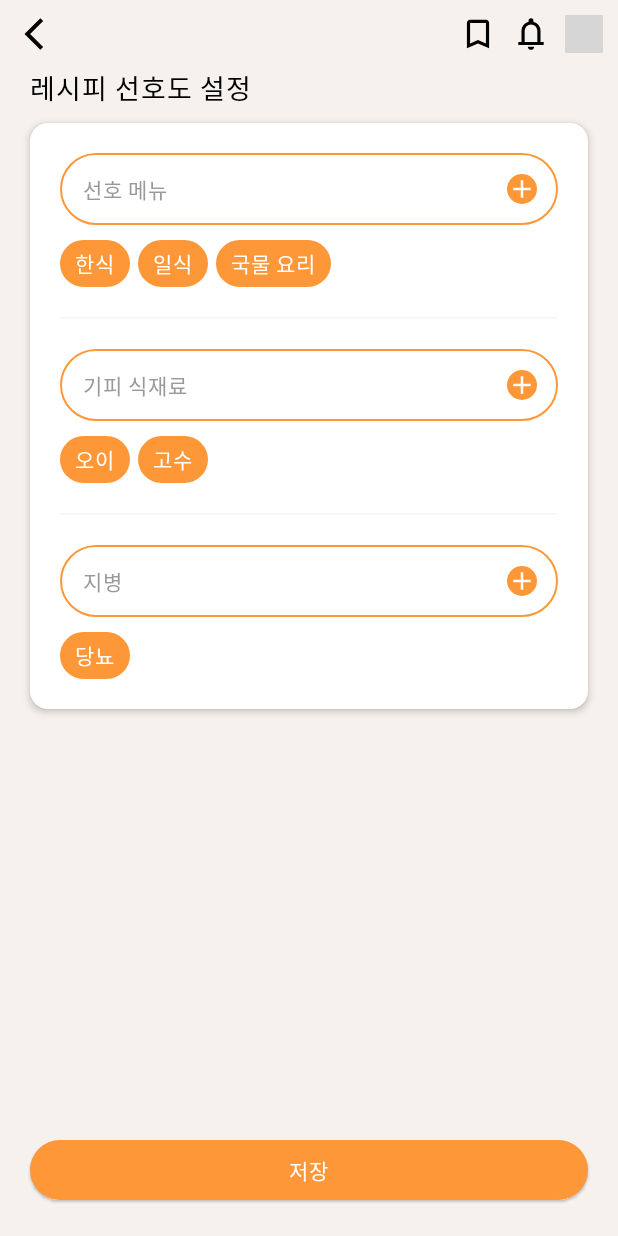
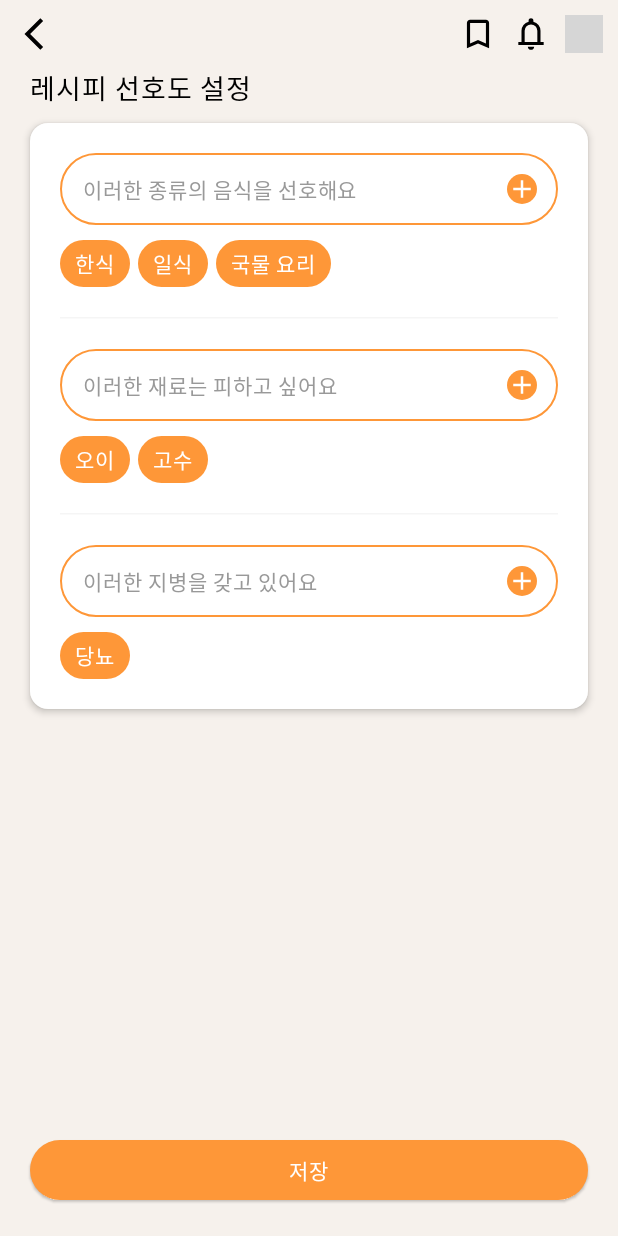
Before and after one commit to pnlkc/Freezia, an Android app built with Jetpack Compose: the RecipePreferenceSettingScreen screen opened through its navigation route, on a phone screen of 412 x 824 dp. Run offline under Robolectric (Android 15) with nearby library versions, the phone set to English and light mode, and no system bars; our stand-ins replace Dagger/Hilt's generated code; libraries missing offline, so code that uses them is left out: com.bumptech.glide; 2 statements that could not run were skipped; grey boxes are pictures that could not be loaded.

Commit message:
[Android] Fix #21: TextField 힌트 문구 수정

```diff
--- a/android/FIF_Android/app/src/main/java/com/s005/fif/user/ui/profile/UserProfileScreen.kt
+++ b/android/FIF_Android/app/src/main/java/com/s005/fif/user/ui/profile/UserProfileScreen.kt
@@ -128,7 +128,7 @@ fun UserProfileBody(
     Column(
         modifier = modifier
             .fillMaxSize()
-            .padding(horizontal = 20.dp)
+            .padding(horizontal = 10.dp)
             .padding(bottom = 20.dp),
         verticalArrangement = Arrangement.spacedBy(30.dp)
     ) {
--- a/android/FIF_Android/app/src/main/res/values/strings.xml
+++ b/android/FIF_Android/app/src/main/res/values/strings.xml
@@ -15,11 +15,11 @@
     <string name="text_sleep">수면시간</string>
     <string name="text_blood_oxygen">혈중산소</string>
     <string name="text_like_food">선호 메뉴</string>
-    <string name="text_like_food_setting_hint">선호 메뉴</string>
+    <string name="text_like_food_setting_hint">이러한 종류의 음식을 선호해요</string>
     <string name="text_dislike_ingredient">기피 식재료</string>
-    <string name="text_dislike_ingredient_setting_hint">기피 식재료</string>
+    <string name="text_dislike_ingredient_setting_hint">이러한 재료는 피하고 싶어요</string>
     <string name="text_illness">지병</string>
-    <string name="text_illness_setting_hint">지병</string>
+    <string name="text_illness_setting_hint">이러한 지병을 갖고 있어요</string>
     <string name="text_health_title">안녕하세요 %1$s님</string>
     <string name="text_recipe_preference_title">레시피 선호도</string>
     <string name="text_recipe_preference_setting_title">레시피 선호도 설정</string>
```
